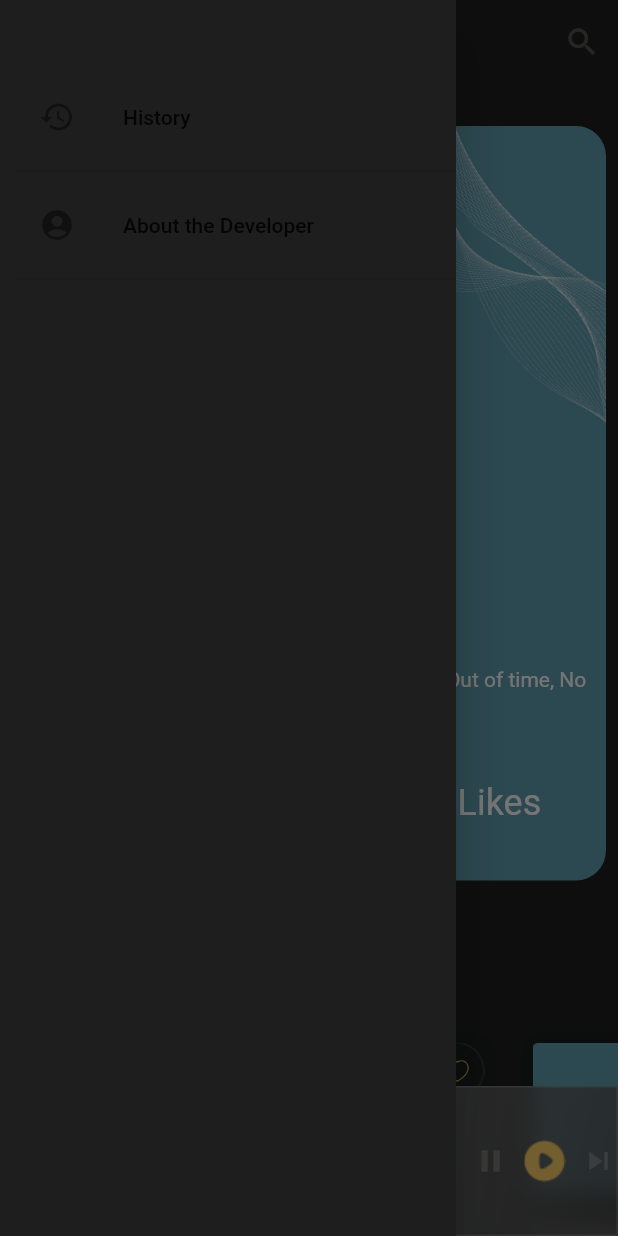
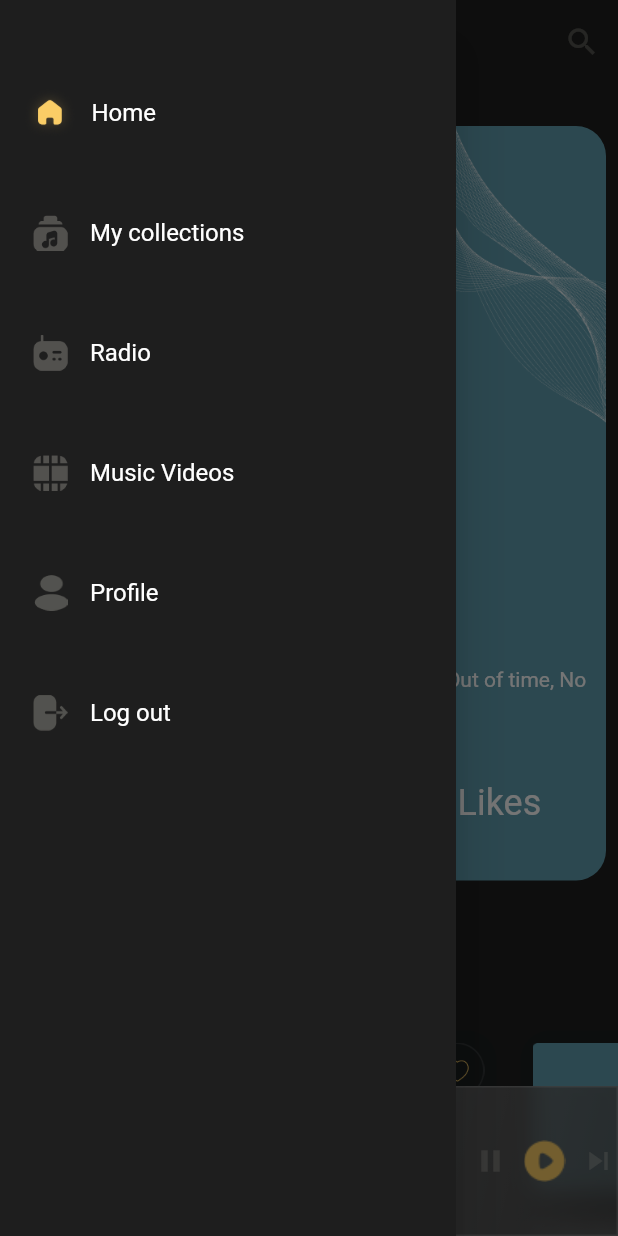
Before and after one commit to Teewhydot/musica, a Flutter app: the screen it shows after launch, with the side drawer open, on a phone screen of 412 x 824 dp. Run offline on Flutter 3.47's test engine with Material 2 defaults, Android fonts, the phone set to English and light mode, and no system bars; our stand-ins replace glassmorphism.

Commit message:
Completed Navigation drawer UI

```diff
--- a/lib/screens/drawer_screen.dart
+++ b/lib/screens/drawer_screen.dart
@@ -1,7 +1,6 @@
 import 'package:flutter/material.dart';
+import 'package:musica/generated/assets.dart';
 import 'package:musica/reusables/constants.dart';
-
-
 
 class NavigationDrawer extends StatelessWidget {
   const NavigationDrawer({Key? key}) : super(key: key);
@@ -16,18 +15,80 @@ class NavigationDrawer extends StatelessWidget {
               padding: const EdgeInsets.only(left: 10),
               child: Column(
                 children: [
-              ListTile(
-                onTap: () {
-                },
-                leading: const Icon(Icons.history),
-                title: const Text('History'),
+                  DrawerItem(
+                    image: Image.asset(
+                      Assets.iconsHome,
+                      height: 36,
+                      width: 36,
+                      fit: BoxFit.fill,
                     ),
-              const Divider(),
-              const ListTile(
-                leading: Icon(Icons.account_circle),
-                title: Text("About the Developer"),
+                    text: 'Home',
+                    preSpacing: addHorizontalSpacing(5),
+                    midSpacing: addHorizontalSpacing(10),
                   ),
-              const Divider(),
+                  addVerticalSpacing(30),
+                  DrawerItem(
+                    image: Image.asset(
+                      Assets.iconsMycollections,
+                      height: 24,
+                      width: 23,
+                      fit: BoxFit.fill,
+                    ),
+                    text: 'My collections',
+                    preSpacing: addHorizontalSpacing(12),
+                    midSpacing: addHorizontalSpacing(15),
+                  ),
+                  addVerticalSpacing(30),
+                  DrawerItem(
+                    image: Image.asset(
+                      Assets.iconsRadioicon,
+                      height: 24,
+                      width: 23,
+                      fit: BoxFit.fill,
+                    ),
+                    text: 'Radio',
+                    preSpacing: addHorizontalSpacing(12),
+                    midSpacing: addHorizontalSpacing(15),
+                  ),
+                  addVerticalSpacing(30),
+                  DrawerItem(
+                    image: Image.asset(
+                      Assets.iconsMusicvideos,
+                      height: 24,
+                      width: 23,
+                      fit: BoxFit.fill,
+                    ),
+                    text: 'Music Videos',
+                    preSpacing: addHorizontalSpacing(12),
+                    midSpacing: addHorizontalSpacing(15),
+                  ),
+                  addVerticalSpacing(30),
+                  DrawerItem(
+                    image: Image.asset(
+                      Assets.iconsProfile,
+                      height: 24,
+                      width: 23,
+                      color: textColor,
+                      fit: BoxFit.fill,
+                    ),
+                    text: 'Profile',
+                    preSpacing: addHorizontalSpacing(12),
+                    midSpacing: addHorizontalSpacing(15),
+                  ),
+                  addVerticalSpacing(30),
+                  DrawerItem(
+                    image: Image.asset(
+                      Assets.iconsLogouticon,
+                      height: 24,
+                      width: 23,
+                      fit: BoxFit.fill,
+                      color: textColor,
+                    ),
+                    text: 'Log out',
+                    preSpacing: addHorizontalSpacing(12),
+                    midSpacing: addHorizontalSpacing(15),
+                  ),
+
                 ],
               ),
             ),
@@ -35,3 +96,34 @@ class NavigationDrawer extends StatelessWidget {
         ),
       );
 }
+
+class DrawerItem extends StatelessWidget {
+  final Widget image;
+  final String text;
+  final Widget preSpacing;
+  final Widget midSpacing;
+
+  const DrawerItem({Key? key, required this.image, required this.text, required this.preSpacing, required this.midSpacing})
+      : super(key: key);
+
+  @override
+  Widget build(BuildContext context) {
+    return Container(
+      height: 50,
+      width: 400,
+      color: backgroundColor,
+      child: Row(
+        mainAxisAlignment: MainAxisAlignment.start,
+        children: [
+          preSpacing,
+          image,
+          midSpacing,
+          Text(
+            text,
+            style: mediumWhiteTextStyle,
+          ),
+        ],
+      ),
+    );
+  }
+}
--- a/lib/screens/home.dart
+++ b/lib/screens/home.dart
@@ -38,7 +38,7 @@ class Home extends StatelessWidget {
               Column(
                 mainAxisAlignment: MainAxisAlignment.center,
                 children: [
-                  Text('Seasons in', style: mediumWhiteTextStyle),
+                  const Text('Seasons in', style: mediumWhiteTextStyle),
                   Text('James', style: smallWhiteTextStyle.copyWith(color: textColor)),
                 ],
               ),
```
Also changed, not shown: assets/icons/home.png (added), assets/icons/homeicon.png (added), lib/generated/assets.dart. Lines whose indentation alone changed are shown as unchanged.
